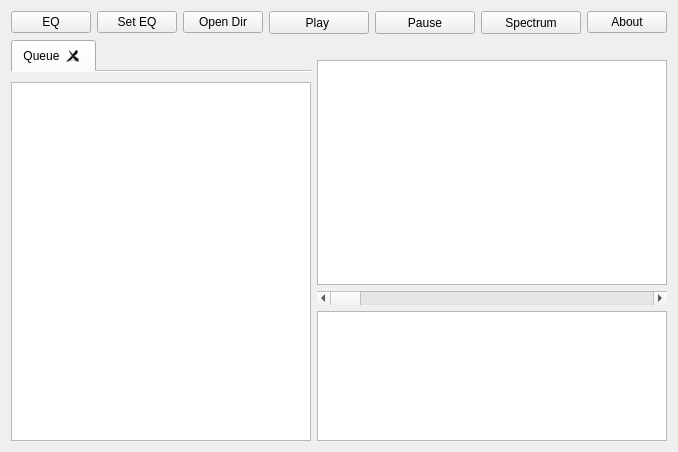
First picture: the form in frontend/vrokmain.ui, repository manushanga/vrok, before the edit.
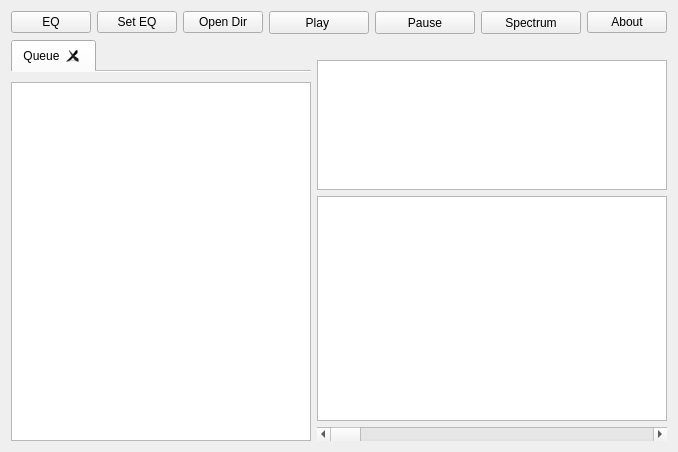
Second picture: the form after the edit.

Diff of the .ui file:
```diff
--- a/frontend/vrokmain.ui
+++ b/frontend/vrokmain.ui
@@ -253,6 +253,34 @@
           <property name="text">
            <string/>
           </property>
+          <property name="scaledContents">
+           <bool>false</bool>
+          </property>
+          <property name="wordWrap">
+           <bool>false</bool>
+          </property>
+         </widget>
+        </item>
+        <item>
+         <widget class="QGraphicsView" name="gvDisplay">
+          <property name="sizePolicy">
+           <sizepolicy hsizetype="Expanding" vsizetype="Fixed">
+            <horstretch>0</horstretch>
+            <verstretch>0</verstretch>
+           </sizepolicy>
+          </property>
+          <property name="minimumSize">
+           <size>
+            <width>0</width>
+            <height>130</height>
+           </size>
+          </property>
+          <property name="maximumSize">
+           <size>
+            <width>16777215</width>
+            <height>130</height>
+           </size>
+          </property>
          </widget>
         </item>
         <item>
@@ -275,28 +303,6 @@
           </property>
          </widget>
         </item>
-        <item>
-         <widget class="QGraphicsView" name="gvDisplay">
-          <property name="sizePolicy">
-           <sizepolicy hsizetype="Expanding" vsizetype="Fixed">
-            <horstretch>0</horstretch>
-            <verstretch>0</verstretch>
-           </sizepolicy>
-          </property>
-          <property name="minimumSize">
-           <size>
-            <width>0</width>
-            <height>130</height>
-           </size>
-          </property>
-          <property name="maximumSize">
-           <size>
-            <width>16777215</width>
-            <height>130</height>
-           </size>
-          </property>
-         </widget>
-        </item>
        </layout>
       </item>
      </layout>
```
Left out of the diff: 6 changed lines with no effect on the pictures.
